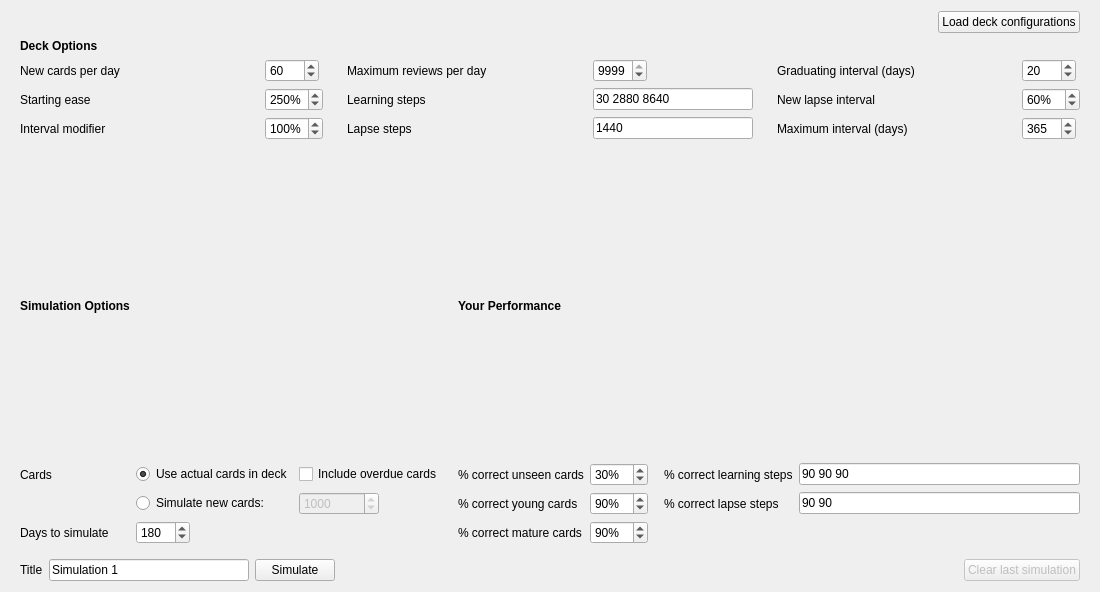
The window that designer/anki_simulator_dialog.ui (giovannihenriksen/Anki-Simulator) describes before a commit, drawn with Qt 5.
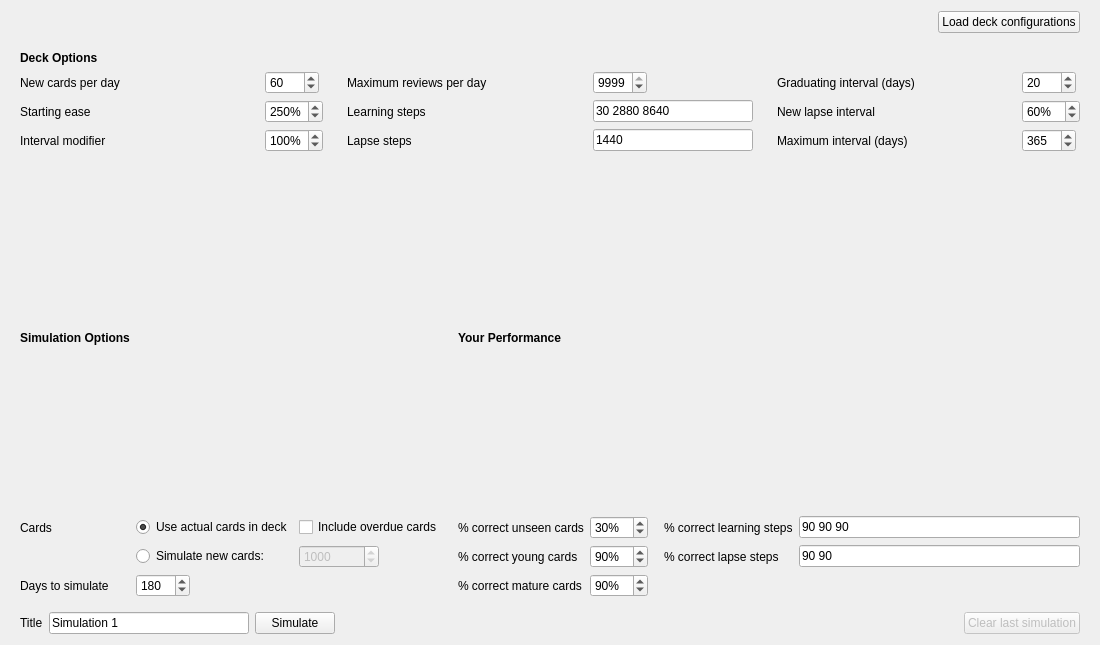
The same window after the commit.

Commit message: - Increased margins for DeckChooser

The edit to the form file:
```diff
--- a/designer/anki_simulator_dialog.ui
+++ b/designer/anki_simulator_dialog.ui
@@ -7,7 +7,7 @@
     <x>0</x>
     <y>0</y>
     <width>1100</width>
-    <height>592</height>
+    <height>645</height>
    </rect>
   </property>
   <property name="windowTitle">
@@ -17,7 +17,7 @@
    <item>
     <widget class="QWidget" name="toolbar" native="true">
      <property name="sizePolicy">
-      <sizepolicy hsizetype="Preferred" vsizetype="Fixed">
+      <sizepolicy hsizetype="Preferred" vsizetype="Maximum">
        <horstretch>0</horstretch>
        <verstretch>0</verstretch>
       </sizepolicy>
@@ -27,7 +27,7 @@
        <number>0</number>
       </property>
       <property name="bottomMargin">
-       <number>0</number>
+       <number>12</number>
       </property>
       <item>
        <widget class="QWidget" name="deckChooser" native="true">
```
